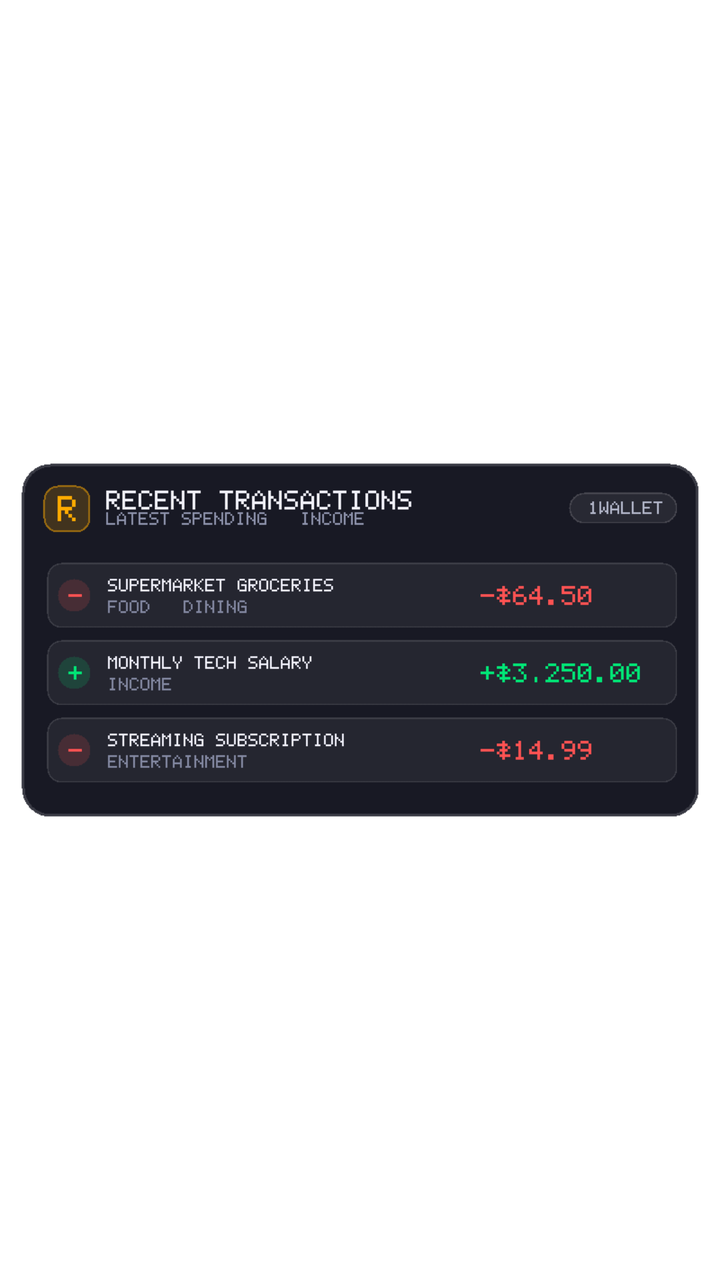
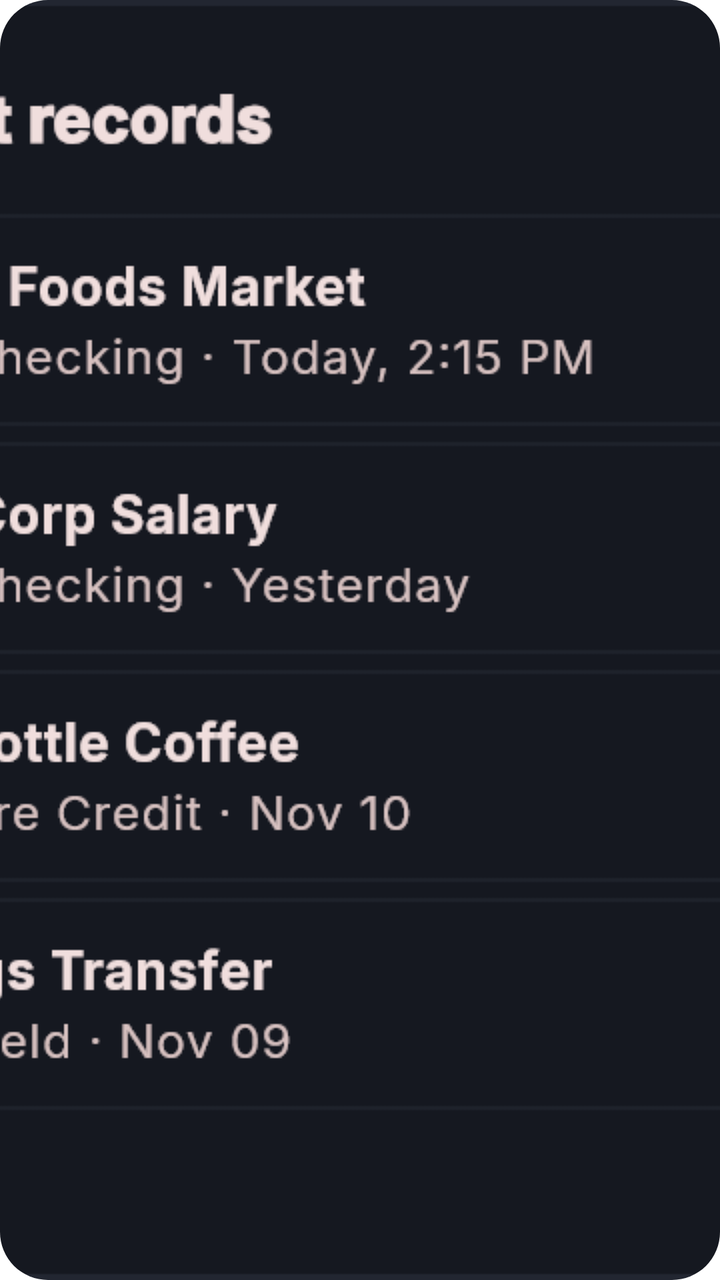

Before-and-after screenshots of an Android layout around one commit, followed by the original layout XML and the change that was made.
<!-- AndroidManifest.xml: fallback theme Theme.MaterialComponents.DayNight.NoActionBar -->
<!-- res/layout/widget_recent_transactions.xml -->
<?xml version="1.0" encoding="utf-8"?>
<ImageView xmlns:android="http://schemas.android.com/apk/res/android"
    android:id="@+id/widget_recent_root"
    android:layout_width="match_parent"
    android:layout_height="match_parent"
    android:scaleType="fitCenter"
    android:adjustViewBounds="true"
    android:src="@drawable/widget_preview_recent"
    android:contentDescription="1Wallet Recent Records" />
<!-- resources referenced by this layout -->
<resources>
  <!-- drawable widget_preview_recent: png bitmap (drawable, 6488 bytes) -->
</resources>

<!-- the commit's change to res/layout/widget_recent_transactions.xml (unified diff, before → after) -->
@@ -3,7 +3,9 @@
     android:id="@+id/widget_recent_root"
     android:layout_width="match_parent"
     android:layout_height="match_parent"
-    android:scaleType="fitCenter"
-    android:adjustViewBounds="true"
+    android:background="@drawable/widget_background"
+    android:clipToOutline="true"
+    android:scaleType="centerCrop"
+    android:adjustViewBounds="false"
     android:src="@drawable/widget_preview_recent"
     android:contentDescription="1Wallet Recent Records" />
<!-- resource entries referenced after the edit -->
@@ -1,5 +1,15 @@
 <!-- resources referenced by this layout -->
 <resources>
-  <!-- drawable widget_preview_recent: png bitmap (drawable, 6488 bytes) -->
+  <!-- drawable widget_background (drawable) -->
+  <?xml version="1.0" encoding="utf-8"?>
+  <shape xmlns:android="http://schemas.android.com/apk/res/android"
+      android:shape="rectangle">
+      <solid android:color="#FF151820" />
+      <corners android:radius="24dp" />
+      <stroke
+          android:width="1.2dp"
+          android:color="#33FFFFFF" />
+  </shape>
+  <!-- drawable widget_preview_recent: png bitmap (drawable, 61366 bytes) -->
 </resources>
 
